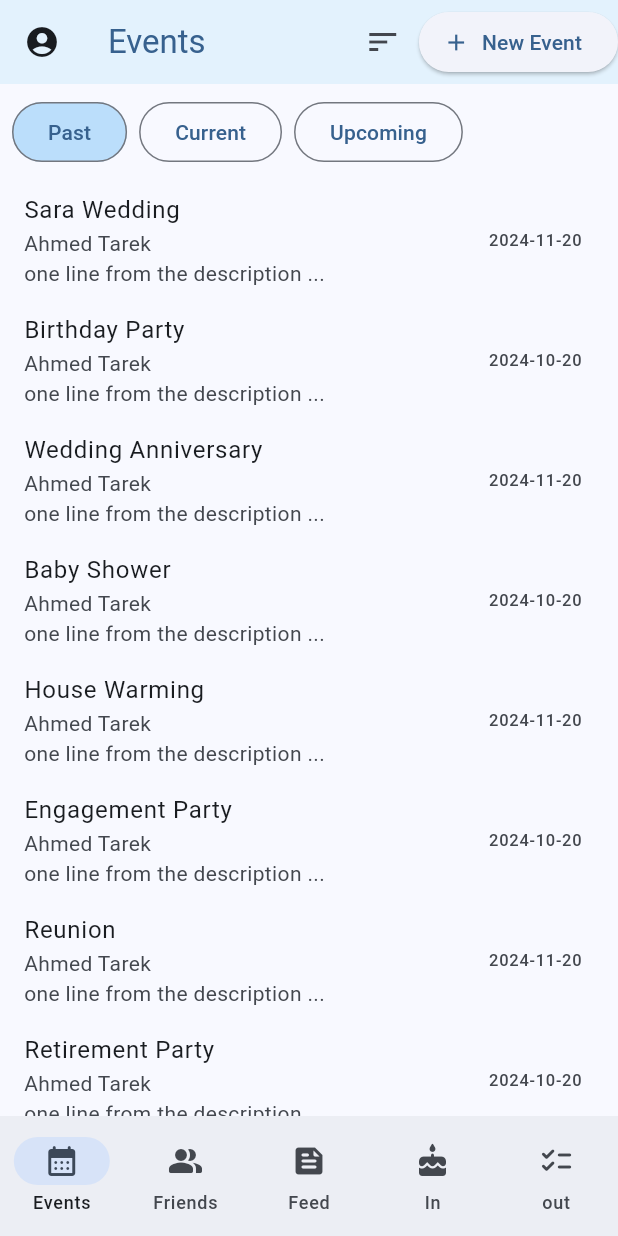
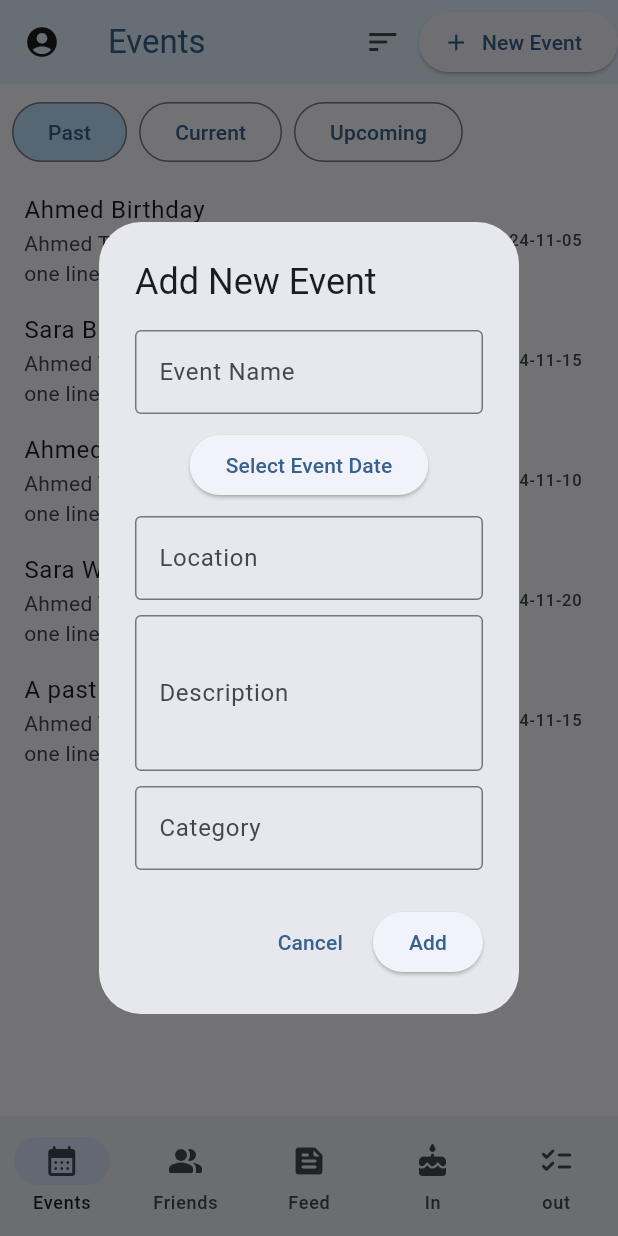
Before and after one commit to AhmedTareek/celebratio, a Flutter app: the screen it shows after launch, after a tap on "New Event", on a phone screen of 412 x 824 dp. Run offline on Flutter 3.47's test engine with Material 3 defaults, Android fonts, the phone set to English and light mode, and no system bars.

Commit message:
Added functionality to add a new Event

```diff
--- a/lib/Events.dart
+++ b/lib/Events.dart
@@ -12,106 +12,61 @@ class _EventState extends State<Events> {
   int selectedButtonIndex = 0;
   final DateTime today = DateTime.now();
   final List<Map<String, dynamic>> allEvents = [
-    // Example events with name and date
+    // Examples events with name, date, category, location and description
+
+    {
+      "name": "Ahmed Birthday",
+      "date": DateTime(2024, 11, 5),
+      "category": "Birthday",
+      "location": "Cairo",
+      "description": "Ahmed's birthday at Cairo"
+    },
+    {
+      "name": "Sara Birthday",
+      "date": DateTime(2024, 11, 15),
+      "category": "Birthday",
+      "location": "Cairo",
+      "description": "Sara's birthday at Cairo"
+    },
+
+    {
+      "name": "Ahmed Wedding",
+      "date": DateTime(2024, 11, 10),
+      "category": "Wedding",
+      "location": "Cairo",
+      "description": "Ahmed's wedding at Cairo"
+    },
+
     {
       "name": "Sara Wedding",
       "date": DateTime(2024, 11, 20),
-      "Category": "Wedding"
+      "category": "Wedding",
+      "location": "Cairo",
+      "description": "Sara's wedding at Cairo"
     },
-    {
-      "name": "Birthday Party",
-      "date": DateTime(2024, 10, 20),
-      "Category": "Party"
-    },
-    {
-      "name": "Graduation Ceremony",
-      "date": DateTime(2024, 12, 20),
-      "Category": "Graduation"
-    },
-    {
-      "name": "Wedding Anniversary",
-      "date": DateTime(2024, 11, 20),
-      "Category": "Anniversary"
-    },
-    {
-      "name": "Baby Shower",
-      "date": DateTime(2024, 10, 20),
-      "Category": "Baby Shower"
-    },
-    {
-      "name": "Farewell Party",
-      "date": DateTime(2024, 12, 20),
-      "Category": "Party"
-    },
-    {
-      "name": "House Warming",
-      "date": DateTime(2024, 11, 20),
-      "Category": "House Warming"
-    },
-    {
-      "name": "Engagement Party",
-      "date": DateTime(2024, 10, 20),
-      "Category": "Party"
-    },
-    {"name": "Prom Night", "date": DateTime(2024, 12, 20), "Category": "Prom"},
-    {"name": "Reunion", "date": DateTime(2024, 11, 20), "Category": "Reunion"},
-    {
-      "name": "Retirement Party",
-      "date": DateTime(2024, 10, 20),
-      "Category": "Party"
-    },
-    {
-      "name": "Bachelor Party",
-      "date": DateTime(2024, 12, 20),
-      "Category": "Party"
-    },
-    {
-      "name": "Bridal Shower",
-      "date": DateTime(2024, 11, 20),
-      "Category": "Bridal"
-    },
-    {
-      "name": "Naming Ceremony",
-      "date": DateTime(2024, 10, 20),
-      "Category": "Naming"
-    },
-    {
-      "name": "House Party",
-      "date": DateTime(2024, 12, 20),
-      "Category": "Party"
-    },
-    {
-      "name": "Christmas Party",
-      "date": DateTime(2024, 11, 20),
-      "Category": "Party"
-    },
-    {
-      "name": "New Year Party",
-      "date": DateTime(2024, 10, 20),
-      "Category": "New Year"
-    },
-    {
-      "name": "Halloween Party",
-      "date": DateTime(2024, 12, 20),
-      "Category": "Halloween"
-    },
-
     {
       "name": "Today's Event",
       "date": DateTime(
           DateTime.now().year, DateTime.now().month, DateTime.now().day),
-      "Category": "Today"
+      "category": "Today",
+      "location": "Cairo",
+      "description": "Today's event at Cairo"
     },
     {
       "name": "Upcoming Event",
       "date": DateTime(2024, 12, 5),
-      "Category": "Upcoming"
+      "category": "Upcoming",
+      "location": "Cairo",
+      "description": "Upcoming event at Cairo"
     },
     {
       "name": "A past Event",
       "date": DateTime(2024, 11, 15),
-      "Category": "Anniversary"
+      "category": "Anniversary",
+      "location": "Cairo",
+      "description": "Past event at Cairo"
     },
+
   ];
   List<Map<String, dynamic>> filteredEvents = [];
   String sortType = "";
@@ -147,7 +102,7 @@ class _EventState extends State<Events> {
   void _sortEvents() {
     setState(() {
       if (sortType == "Category") {
-        filteredEvents.sort((a, b) => a['Category'].compareTo(b['Category']));
+        filteredEvents.sort((a, b) => a['category'].compareTo(b['category']));
       } else if (sortType == "Name") {
         filteredEvents.sort((a, b) => a['name'].compareTo(b['name']));
       }
@@ -181,7 +136,114 @@ class _EventState extends State<Events> {
     );
   }
 
+  void _addNewEvent() {
+    final TextEditingController nameController = TextEditingController();
+    final TextEditingController locationController = TextEditingController();
+    final TextEditingController descriptionController = TextEditingController();
+    final TextEditingController categoryController = TextEditingController();
+    DateTime? selectedDate;
 
+    showDialog(
+      context: context,
+      builder: (BuildContext context) {
+        return AlertDialog(
+          title: Text('Add New Event'),
+          content: SingleChildScrollView(
+            child: Column(
+              mainAxisSize: MainAxisSize.min,
+              children: [
+                TextField(
+                  controller: nameController,
+                  decoration: InputDecoration(
+                    labelText: 'Event Name',
+                    border: OutlineInputBorder(),
+                  ),
+                ),
+                SizedBox(height: 10),
+                ElevatedButton(
+                  onPressed: () async {
+                    DateTime? pickedDate = await showDatePicker(
+                      context: context,
+                      initialDate: DateTime.now(),
+                      firstDate: DateTime(2000),
+                      lastDate: DateTime(2100),
+                    );
+                    if (pickedDate != null) {
+                      selectedDate = pickedDate;
+                    }
+                  },
+                  child: Text(
+                    selectedDate == null
+                        ? 'Select Event Date'
+                        : 'Date: ${selectedDate!.toLocal()}'.split(' ')[0],
+                  ),
+                ),
+                SizedBox(height: 10),
+                TextField(
+                  controller: locationController,
+                  decoration: InputDecoration(
+                    labelText: 'Location',
+                    border: OutlineInputBorder(),
+                  ),
+                ),
+                SizedBox(height: 10),
+                TextField(
+                  controller: descriptionController,
+                  decoration: InputDecoration(
+                    labelText: 'Description',
+                    border: OutlineInputBorder(),
+                  ),
+                  maxLines: 3,
+                ),
+                SizedBox(height: 10),
+                TextField(
+                  controller: categoryController,
+                  decoration: InputDecoration(
+                    labelText: 'Category',
+                    border: OutlineInputBorder(),
+                  ),
+                ),
+              ],
+            ),
+          ),
+          actions: [
+            TextButton(
+              onPressed: () {
+                Navigator.pop(context); // Close the dialog without adding
+              },
+              child: Text('Cancel'),
+            ),
+            ElevatedButton(
+              onPressed: () {
+                if (nameController.text.isNotEmpty &&
+                    selectedDate != null &&
+                    locationController.text.isNotEmpty &&
+                    descriptionController.text.isNotEmpty &&
+                    categoryController.text.isNotEmpty) {
+                  setState(() {
+                    allEvents.add({
+                      "name": nameController.text,
+                      "date": selectedDate!,
+                      "location": locationController.text,
+                      "description": descriptionController.text,
+                      "category": categoryController.text,
+                    });
+                    _filterEvents(); // Refresh the filtered list
+                  });
+                  Navigator.pop(context); // Close the dialog
+                } else {
+                  ScaffoldMessenger.of(context).showSnackBar(
+                    SnackBar(content: Text('Please fill all fields')),
+                  );
+                }
+              },
+              child: Text('Add'),
+            ),
+          ],
+        );
+      },
+    );
+  }
 
   @override
   void initState() {
@@ -193,7 +255,7 @@ class _EventState extends State<Events> {
   Widget build(BuildContext context) {
     return CustomWidget(
         newButton: NewButton(label: 'New Event', onPressed: () {
-          // Add new event
+          _addNewEvent();
         }),
         filterButtons: [
           FilterButton(
```
